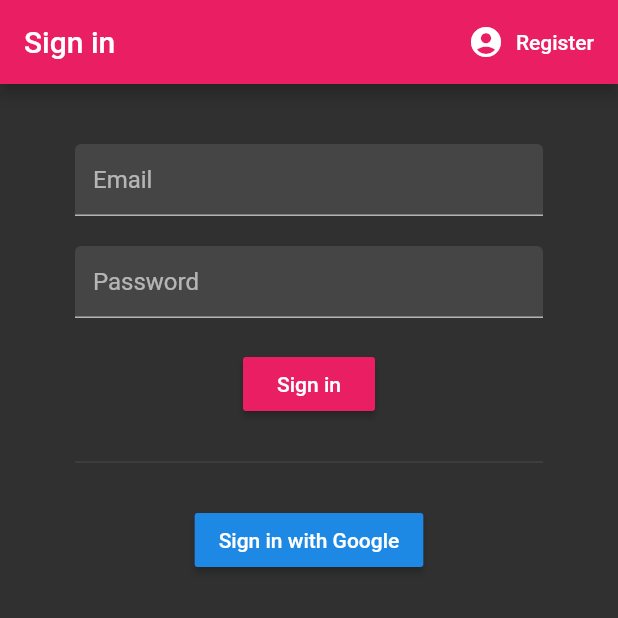
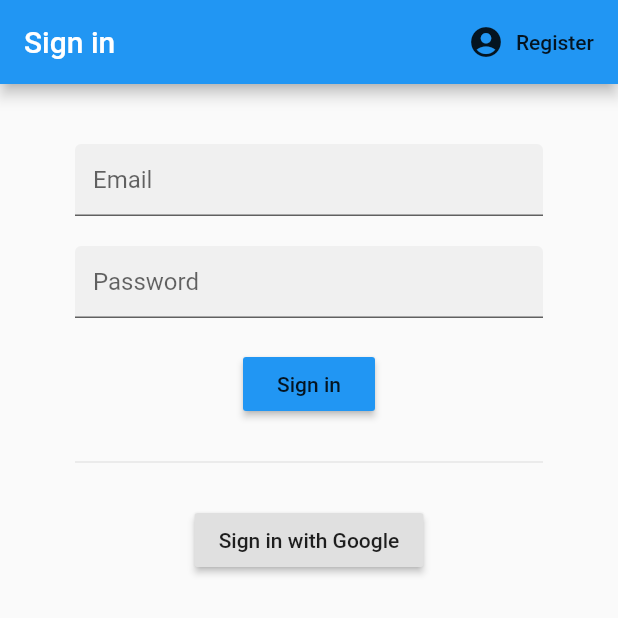
Before and after one commit to dbenfouzari/wish_list, a Flutter app: the screen it shows after launch, on a phone screen of 412 x 824 dp, the top half of it. Run offline on Flutter 3.47's test engine with Material 2 defaults, Android fonts, the light colour scheme and no system bars; our stand-ins replace cloud_firestore, easy_localization, firebase_auth, firebase_core, flutter_slidable, flutter_spinkit and 1 more; accounts and stored records are empty.

Commit message:
:sparkles: Reactivated dark mode

```diff
--- a/lib/main.dart
+++ b/lib/main.dart
@@ -45,8 +45,8 @@ class App extends StatelessWidget {
       supportedLocales: context.supportedLocales,
       locale: context.locale,
       title: 'Wish List',
-      theme: _darkTheme,
-      // darkTheme: _darkTheme,
+      theme: _lightTheme,
+      darkTheme: _darkTheme,
       home: FutureBuilder(
         future: _initialization,
         builder: (context, snapshot) {
```
